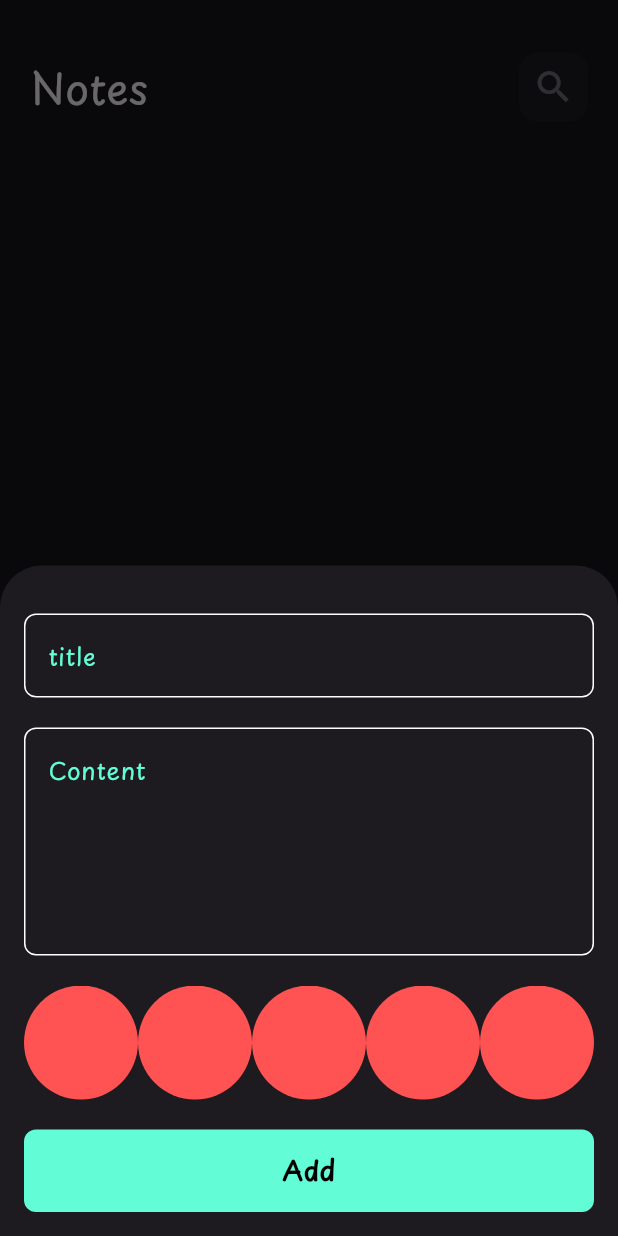
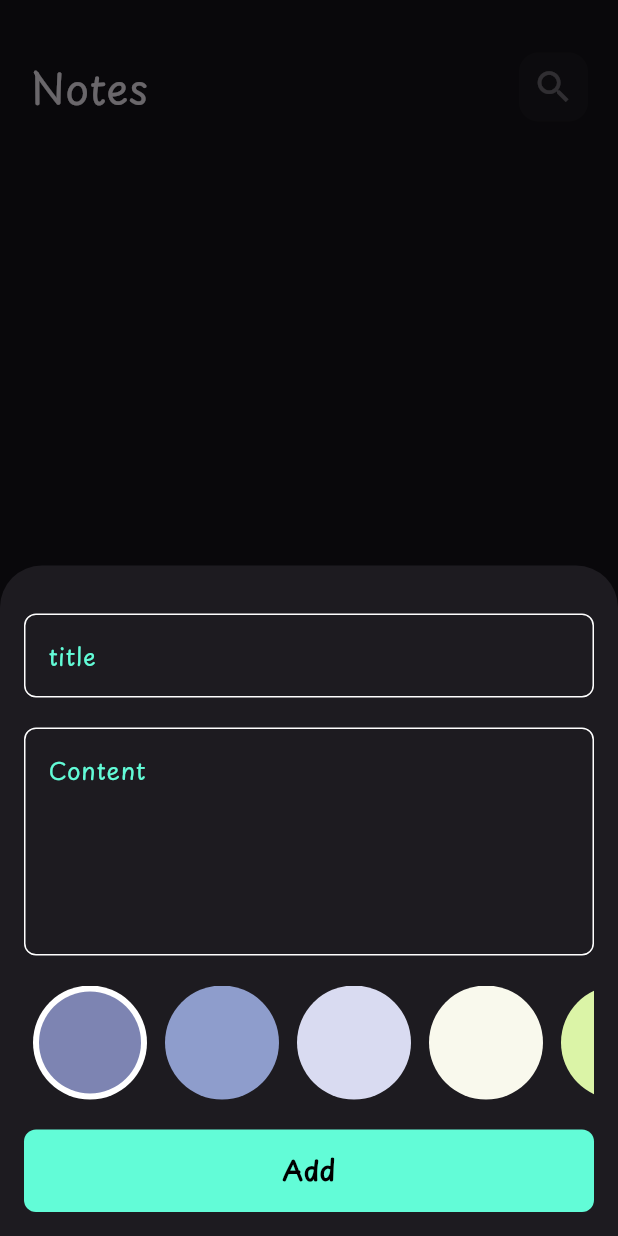
Before and after one commit to MohamedElnegouly/Note-App, a Flutter app: the screen it shows after launch, after a tap on the "add" icon, on a phone screen of 412 x 824 dp. Run offline on Flutter 3.47's test engine with Material 3 defaults, Android fonts, the phone set to English and light mode, and no system bars; our stand-ins replace flutter_bloc, font_awesome_flutter, hive, hive_flutter; accounts and stored records are empty.

Commit message:
Colors list view 2

```diff
--- a/lib/widgets/Colors_list_view.dart
+++ b/lib/widgets/Colors_list_view.dart
@@ -1,29 +1,64 @@
 import 'package:flutter/material.dart';
 
 class ColorItem extends StatelessWidget {
-  const ColorItem({super.key});
-
+  const ColorItem({super.key, required this.isActive, required this.color});
+  final bool isActive;
+  final Color color;
   @override
   Widget build(BuildContext context) {
-    return const CircleAvatar(
-      radius: 38,
-      backgroundColor: Colors.redAccent,
-    );
+    return isActive
+        ? CircleAvatar(
+            radius: 38,
+            backgroundColor: Colors.white,
+            child: CircleAvatar(
+              radius: 34,
+              backgroundColor: color,
+            ),
+          )
+        : CircleAvatar(
+            radius: 38,
+            backgroundColor: color,
+          );
   }
 }
 
-class ColorListView extends StatelessWidget {
+class ColorListView extends StatefulWidget {
   const ColorListView({super.key});
 
+  @override
+  State<ColorListView> createState() => _ColorListViewState();
+}
+
+class _ColorListViewState extends State<ColorListView> {
+  int currentIndex = 0;
+  List<Color> Colors = [
+    Color(0xff7D84B2),
+    Color(0xff8E9DCC),
+    Color(0xffD9DBF1),
+    Color(0xffF9F9ED),
+    Color(0xffDBF4A7),
+  ];
   @override
   Widget build(BuildContext context) {
     return SizedBox(
       height: 38 * 2,
       child: ListView.builder(
-          itemCount: 10,
+          itemCount: Colors.length,
           scrollDirection: Axis.horizontal,
           itemBuilder: (context, index) {
-            return const ColorItem();
+            return Padding(
+              padding: const EdgeInsets.symmetric(horizontal: 6),
+              child: GestureDetector(
+                onTap: () {
+                  currentIndex = index;
+                  setState(() {});
+                },
+                child: ColorItem(
+                  color: Colors[index],
+                  isActive: currentIndex == index,
+                ),
+              ),
+            );
           }),
     );
   }
```
